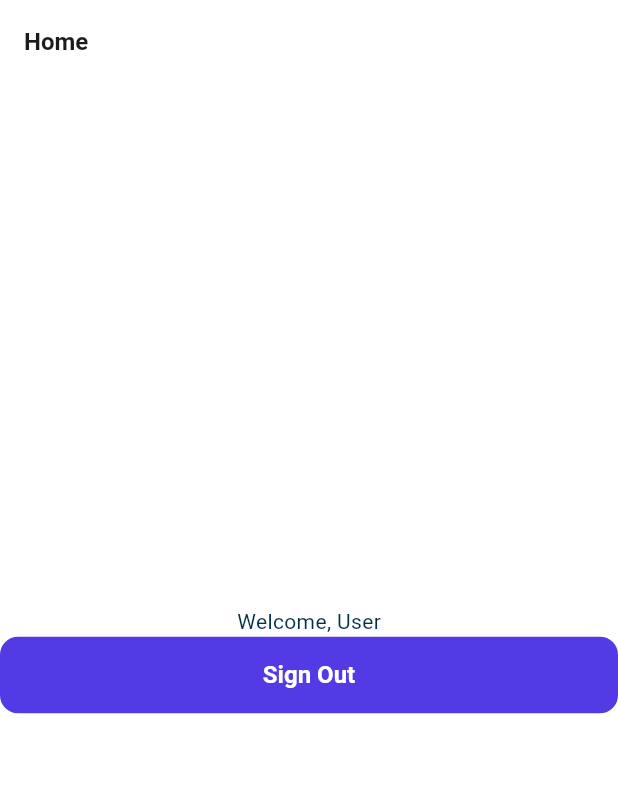
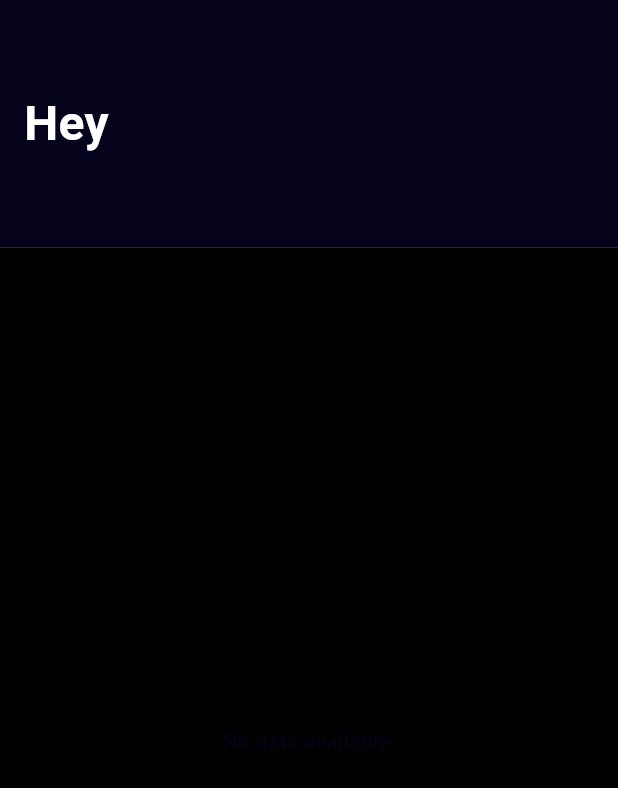
Before and after one commit to ShanukDJ/Blott-Assessment, a Flutter app: the HomeScreen screen opened by its route, on a phone screen of 412 x 824 dp. Shown: the top 788 px of the screen. Run offline on Flutter 3.47's test engine with Material 3 defaults, Android fonts, the phone set to English and light mode, and no system bars; our stand-ins replace cloud_firestore, firebase_auth, firebase_core, flutter_native_splash, go_router, google_fonts and 1 more; accounts and stored records are empty.

Commit message:
- home screen and auth setup

```diff
--- a/lib/app/controllers/theme.dart
+++ b/lib/app/controllers/theme.dart
@@ -18,7 +18,7 @@ class ThemeServiceProvider with ChangeNotifier {
   final Color _primaryColor = const Color(0xFF523AE4);
   final Color _secondaryColor =  Colors.white;
   final Color _lightSurfaceColor =   Colors.white;
-  final Color _darkSurfaceColor = const Color(0xFF023047);
+  final Color _darkSurfaceColor = const Color(0xFF05021B);
   final Color _lightBackgroundColor = const Color(0xFF9381FF);
   final Color _darkBackgroundColor = const Color(0xFF1B1B1B);
   final Color _lightShadowColor = const Color(0xFFE2E8F0);
@@ -58,7 +58,7 @@ class ThemeServiceProvider with ChangeNotifier {
         secondary: _secondaryColor,
         onSecondary: Colors.white,
         surface: _darkSurfaceColor,
-        onSurface: _lightSurfaceColor,
+        onSurface: _darkSurfaceColor,
         shadow: _darkShadowColor,
         outline: const Color(0xFF8D99AE),
         error: const Color(0XFFEF233C),
--- a/lib/main.dart
+++ b/lib/main.dart
@@ -1,7 +1,7 @@
 
 import 'package:blott_mobile_assessment/providers/auth_provider.dart';
 import 'package:blott_mobile_assessment/views/auth_screen.dart';
-import 'package:blott_mobile_assessment/views/home_screen.dart';
+import 'package:blott_mobile_assessment/views/data_list_screen.dart';
 import 'package:blott_mobile_assessment/views/notifications_allowing_screen.dart';
 import 'package:blott_mobile_assessment/views/splash_screen.dart';
 import 'package:flutter/material.dart';
@@ -28,7 +28,7 @@ class MyApp extends StatefulWidget {
 class _MyAppState extends State<MyApp> {
 
    late ThemeServiceProvider _themeProvider;
-   late AuthServiceProvider _authProvider;
+   late AuthProvider _authProvider;
 
    @override
    void initState() {
@@ -36,7 +36,7 @@ class _MyAppState extends State<MyApp> {
 
      // Initialize Providers and Services
      _themeProvider = ThemeServiceProvider();
-     _authProvider = AuthServiceProvider();
+     _authProvider = AuthProvider();
 
    }
 
@@ -45,7 +45,7 @@ class _MyAppState extends State<MyApp> {
      return MultiProvider(
        providers: [
          ChangeNotifierProvider<ThemeServiceProvider>(create: (_) => _themeProvider),
-         ChangeNotifierProvider<AuthServiceProvider>(create: (_) => _authProvider),
+         ChangeNotifierProvider<AuthProvider>(create: (_) => _authProvider),
        ],
        child: Builder(
          builder: (context) {
@@ -63,15 +63,6 @@ class _MyAppState extends State<MyApp> {
      );
    }
 
-  // @override
-  // Widget build(BuildContext context) {
-  //   return ChangeNotifierProvider(
-  //     create: (context) => AuthProvider(),
-  //     child: MaterialApp.router(
-  //       routerConfig: _router,
-  //     ),
-  //   );
-  // }
 
   final GoRouter _router = GoRouter(
     initialLocation: '/',
--- /dev/null
+++ b/lib/models/list_data_model.dart
@@ -0,0 +1,30 @@
+
+class DataModel {
+  final String title;
+  final String description;
+  final String date;
+
+  DataModel({
+    required this.title,
+    required this.description,
+    required this.date,
+  });
+
+
+  factory DataModel.fromMap(Map<String, dynamic> data) {
+    return DataModel(
+      title: data['title'] ?? '',
+      description: data['description'] ?? '',
+      date: data['date'] ?? '',
+    );
+  }
+
+  // Convert model back to map for Firestore saving (if needed)
+  Map<String, dynamic> toMap() {
+    return {
+      'title': title,
+      'description': description,
+      'date': date,
+    };
+  }
+}
--- a/lib/providers/auth_provider.dart
+++ b/lib/providers/auth_provider.dart
@@ -1,36 +1,30 @@
+
+import 'package:firebase_auth/firebase_auth.dart';
 import 'package:flutter/material.dart';
-import '../services/auth_service.dart';
-import 'package:firebase_auth/firebase_auth.dart';
 
-class AuthServiceProvider extends ChangeNotifier {
-  final AuthService _authService = AuthService();
+
+class AuthProvider extends ChangeNotifier {
+  final FirebaseAuth _auth = FirebaseAuth.instance;
   User? _user;
+
+  AuthProvider() {
+    _auth.authStateChanges().listen((user) {
+      _user = user;
+      notifyListeners();
+    });
+  }
 
   User? get user => _user;
 
-  bool get isAuthenticated => _user != null;
-
-  AuthServiceProvider() {
-    _initialize();
-  }
-
-  Future<void> _initialize() async {
-    _user = await _authService.getCurrentUser();
-    notifyListeners();
-  }
-
-  Future<void> signUp(String firstName, String lastName) async {
+  Future<void> signUpAnonymously() async {
     try {
-      _user = await _authService.signUp(firstName, lastName);
-      notifyListeners();
+      await _auth.signInAnonymously();
     } catch (e) {
-      rethrow;
+      print("Error signing in anonymously: $e");
     }
   }
 
   Future<void> signOut() async {
-    await _authService.signOut();
-    _user = null;
-    notifyListeners();
+    await _auth.signOut();
   }
 }
--- a/lib/services/auth_service.dart
+++ b/lib/services/auth_service.dart
@@ -1,34 +1,27 @@
+import 'package:cloud_firestore/cloud_firestore.dart';
 import 'package:firebase_auth/firebase_auth.dart';
-import 'package:cloud_firestore/cloud_firestore.dart';
 
-class AuthService {
+class FirestoreAuthService {
+  final FirebaseFirestore _firestore = FirebaseFirestore.instance;
   final FirebaseAuth _auth = FirebaseAuth.instance;
-  final FirebaseFirestore _fireStore = FirebaseFirestore.instance;
 
-  Future<User?> signUp(String firstName, String lastName) async {
-    try {
-      UserCredential userCredential = await _auth.signInAnonymously();
-      User? user = userCredential.user;
-
-      // Store the first and last name in firestore
-      if (user != null) {
-        await _fireStore.collection('users').doc(user.uid).set({
-          'firstName': firstName,
-          'lastName': lastName,
-        });
-      }
-
-      return user;
-    } on FirebaseAuthException catch (e) {
-      rethrow;
+  Future<void> saveUserName(String name) async {
+    User? user = _auth.currentUser;
+    if (user != null) {
+      await _firestore.collection('users').doc(user.uid).set({
+        'name': name,
+        'email': user.email ?? '',
+      });
     }
   }
 
-  Future<User?> getCurrentUser() async {
-    return _auth.currentUser;
-  }
-
-  Future<void> signOut() async {
-    await _auth.signOut();
+  Future<String?> getUserName() async {
+    User? user = _auth.currentUser;
+    if (user != null) {
+      DocumentSnapshot snapshot =
+      await _firestore.collection('users').doc(user.uid).get();
+      return snapshot['name'] ?? '';
+    }
+    return null;
   }
 }
--- /dev/null
+++ b/lib/services/firestore_data_list_service.dart
@@ -0,0 +1,23 @@
+// lib/services/firestore_service.dart
+import 'package:blott_mobile_assessment/models/list_data_model.dart';
+import 'package:cloud_firestore/cloud_firestore.dart';
+
+
+class FirestoreService {
+  final FirebaseFirestore _db = FirebaseFirestore.instance;
+
+  // Fetch all data from the Firestore collection
+  Future<List<DataModel>> fetchDataList() async {
+    try {
+      final QuerySnapshot snapshot = await _db.collection('list').get();
+
+      // Convert the query snapshot into a list of DocumentModel
+      return snapshot.docs.map((doc) {
+        return DataModel.fromMap(doc.data() as Map<String, dynamic>);
+      }).toList();
+    } catch (e) {
+      throw Exception('Failed to fetch documents: $e');
+    }
+  }
+
+}
--- a/lib/utills/assets.dart
+++ b/lib/utills/assets.dart
@@ -4,4 +4,11 @@ class AppImages {
 
   static const String messageNotification = 'assets/images/message-notif.png';
   static const String splashLogo = 'assets/images/blott.png';
+
+  ///sample images
+  static const String sampleImage1 = 'assets/images/img1.png';
+  static const String sampleImage2 = 'assets/images/img2.png';
+  static const String sampleImage3 = 'assets/images/img3.png';
+  static const String sampleImage4 = 'assets/images/img4.png';
+
 }
--- /dev/null
+++ b/lib/views/data_list_screen.dart
@@ -0,0 +1,193 @@
+import 'package:blott_mobile_assessment/utills/assets.dart';
+import 'package:flutter/material.dart';
+import 'package:provider/provider.dart';
+import '../models/list_data_model.dart';
+import 'package:cloud_firestore/cloud_firestore.dart';
+import '../services/auth_service.dart';
+import '../services/firestore_data_list_service.dart';
+import '../utills/widgets/custom_text.dart';
+
+class HomeScreen extends StatefulWidget {
+  const HomeScreen({super.key});
+
+  @override
+  State<HomeScreen> createState() => _HomeScreenState();
+}
+
+class _HomeScreenState extends State<HomeScreen> {
+  late Future<List<DataModel>> _documents;
+  String? _name;
+  bool _isError = false;
+  final String _errorMessage = "Something went wrong. Please try again later.";
+
+  @override
+  void initState() {
+    super.initState();
+    _documents = FirestoreService().fetchDataList();
+    _getCurrentUser();
+  }
+
+  // Fetch the current user name
+  Future<void> _getCurrentUser() async {
+    _name = await FirestoreAuthService().getUserName();
+    setState(() {}); // Trigger a rebuild to update the UI with the user's name
+  }
+
+  @override
+  Widget build(BuildContext context) {
+
+
+    return Scaffold(
+      body: Column(
+        children: [
+          // Blue container with user name and error message
+          _buildHeaderSection(_name),
+          // list of data
+          Expanded(
+            child: Container(
+              color: Colors.black,
+              child: _buildDataList(),
+            ),
+          ),
+        ],
+      ),
+    );
+  }
+
+  Widget _buildHeaderSection(String? name) {
+    return Container(
+      height: MediaQuery.of(context).size.height * 0.20,
+      color: Theme.of(context).colorScheme.onSurface,
+      child: Padding(
+        padding: const EdgeInsets.symmetric(horizontal: 16),
+        child: Stack(
+          children: [
+            Align(
+              alignment: Alignment.centerLeft,
+              child: CustomText(
+                color: Colors.white,
+                textAlign: TextAlign.left,
+                isSmall: false,
+                text: "Hey ${_name ?? 'there'}",
+                fontSize: 32,
+              ),
+            ),
+            if (_isError)
+              Align(
+                alignment: Alignment.bottomLeft,
+                child: Padding(
+                  padding: const EdgeInsets.only(bottom: 16.0),
+                  child: CustomText(
+                    color: Colors.white,
+                    isSmall: true,
+                    textAlign: TextAlign.left,
+                    text: _errorMessage,
+                    fontSize: 16,
+                  ),
+                ),
+              ),
+          ],
+        ),
+      ),
+    );
+  }
+
+  // Method to display the data list
+  Widget _buildDataList() {
+    return FutureBuilder<List<DataModel>>(
+      future: _documents,
+      builder: (context, snapshot) {
+        if (snapshot.connectionState == ConnectionState.waiting) {
+          return const Center(child: CircularProgressIndicator());
+        }
+
+        if (snapshot.hasError) {
+          _isError = true; // Show error if fetching data fails
+        }
+
+        if (!snapshot.hasData || snapshot.data!.isEmpty) {
+          return const Center(child: Text('No data available.'));
+        }
+
+        final documents = snapshot.data!;
+
+        return ListView.builder(
+          padding: EdgeInsets.zero,
+          itemCount: documents.length,
+          itemBuilder: (context, index) {
+            final doc = documents[index];
+            return _buildListItem(doc,index);
+          },
+        );
+      },
+    );
+  }
+
+  // Method to build a list item
+  Widget _buildListItem(DataModel doc,int index) {
+    return Padding(
+      padding: const EdgeInsets.all(16),
+      child: Row(
+        children: [
+          // Image for the list item
+          Image.asset(
+            height: 100,
+            width: 100,
+            index == 0 ?
+            AppImages.sampleImage1:
+            index == 1 ?
+            AppImages.sampleImage2:
+            index == 2 ?
+            AppImages.sampleImage3:
+            index == 3 ?
+            AppImages.sampleImage4:
+            AppImages.sampleImage1,
+            fit: BoxFit.cover,
+          ),
+          const SizedBox(width: 10),
+          Expanded(
+            child: Column(
+              crossAxisAlignment: CrossAxisAlignment.start,
+              mainAxisAlignment: MainAxisAlignment.center,
+              children: [
+                // Title and date
+                Row(
+                  mainAxisAlignment: MainAxisAlignment.spaceBetween,
+                  children: [
+                    Padding(
+                      padding: const EdgeInsets.only(bottom: 4, left: 50),
+                      child: CustomText(
+                        color: Colors.white.withOpacity(0.7),
+                        isSmall: true,
+                        text: doc.title,
+                        fontSize: 14,
+                      ),
+                    ),
+                    Padding(
+                      padding: const EdgeInsets.only(bottom: 4),
+                      child: CustomText(
+                        color: Colors.white.withOpacity(0.7),
+                        isSmall: true,
+                        text: doc.date,
+                        fontSize: 12,
+                      ),
+                    ),
+                  ],
+                ),
+                // Description
+                Text(
+                  doc.description,
+                  style: const TextStyle(
+                    color: Colors.white,
+                    fontSize: 16,
+                    fontWeight: FontWeight.bold,
+                  ),
+                ),
+              ],
+            ),
+          ),
+        ],
+      ),
+    );
+  }
+}
--- a/lib/views/home_screen.dart
+++ /dev/null
@@ -1,33 +0,0 @@
-import 'package:flutter/material.dart';
-import 'package:provider/provider.dart';
-
-import '../providers/auth_provider.dart';
-
-class HomeScreen extends StatelessWidget {
-  const HomeScreen({super.key});
-
-  @override
-  Widget build(BuildContext context) {
-    final user = context.watch<AuthServiceProvider>().user;
-
-    return Scaffold(
-      appBar: AppBar(
-        title: const Text('Home'),
-      ),
-      body: Center(
-        child: Column(
-          mainAxisAlignment: MainAxisAlignment.center,
-          children: [
-            Text('Welcome, ${user?.displayName ?? 'User'}'),
-            ElevatedButton(
-              onPressed: () {
-                context.read<AuthServiceProvider>().signOut();
-              },
-              child: const Text('Sign Out'),
-            ),
-          ],
-        ),
-      ),
-    );
-  }
-}
--- a/pubspec.yaml
+++ b/pubspec.yaml
@@ -43,6 +43,7 @@ dev_dependencies:
   firebase_core: ^3.6.0
   firebase_auth: ^5.3.1
   permission_handler: ^11.3.1
+  firebase_storage: ^12.3.4
   cloud_firestore: ^5.4.4
   flutter_native_splash: ^2.4.2
   provider: ^6.1.2
```
Also changed, not shown: lib/views/auth_screen.dart (+9 -1 lines), lib/views/notifications_allowing_screen.dart (+17 -9 lines), assets/images/img1.png (added), assets/images/img2.png (added), assets/images/img3.png (added), assets/images/img4.png (added), pubspec.lock.
